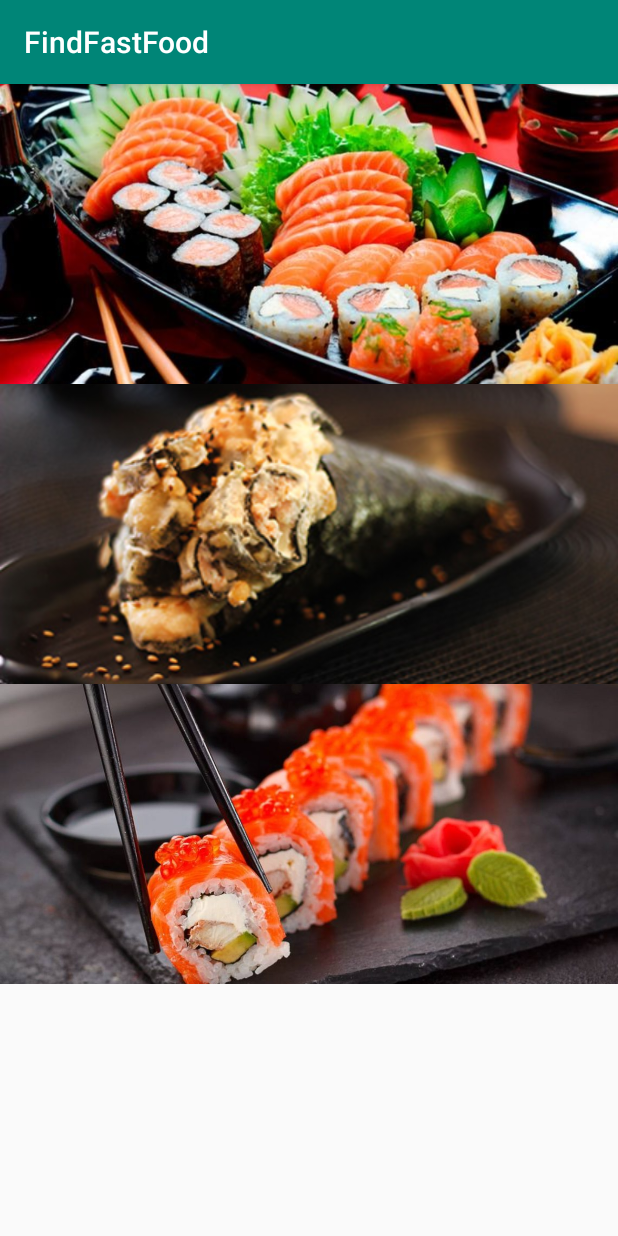
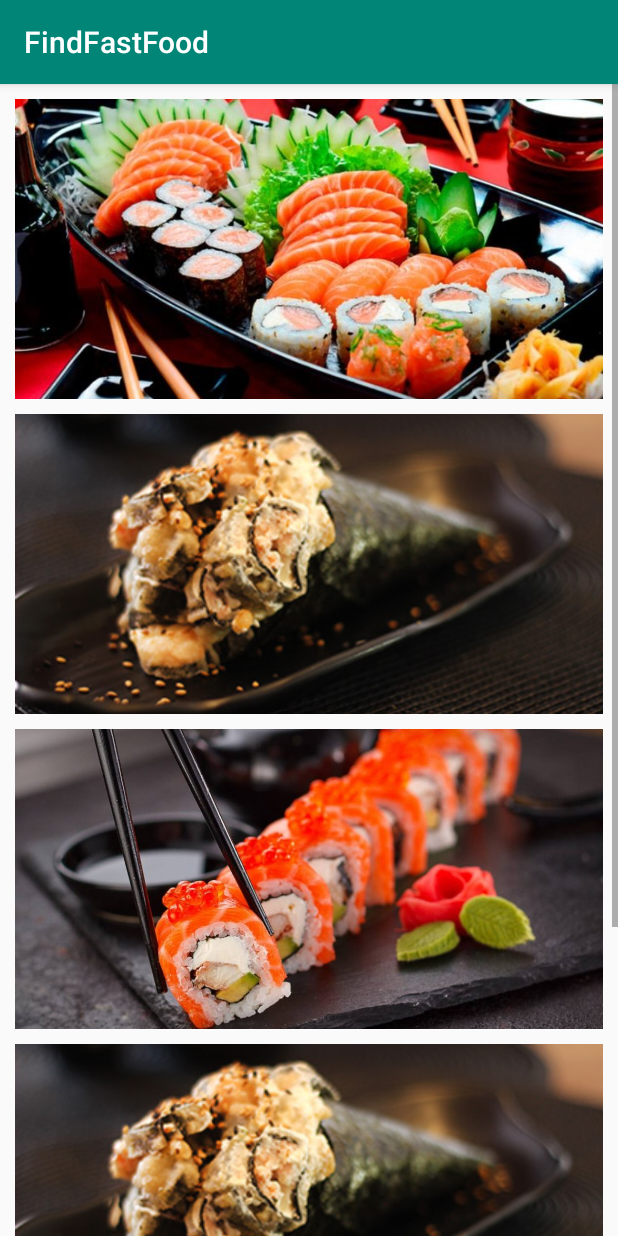
Before and after one commit to ParzivalMarcos/FindFastFoodDefinitivo, an Android app: the Japonesa screen opened directly, with no data from a screen before it, on a phone screen of 412 x 824 dp. Run offline under Robolectric (Android 15) with nearby library versions, the phone set to English and light mode, and no system bars.

Commit message:
Ajuste de layout na pagina .Japonesa

```diff
--- a/app/src/main/res/layout/activity_japonesa.xml
+++ b/app/src/main/res/layout/activity_japonesa.xml
@@ -4,23 +4,60 @@
     android:orientation="vertical"
     android:layout_width="match_parent"
     android:layout_height="match_parent"
-    tools:context=".HomeFragment">
+    tools:context=".Japonesa">
 
+    <ScrollView
+        android:layout_width="match_parent"
+        android:layout_height="match_parent">
+        <LinearLayout
+            android:layout_width="wrap_content"
+            android:layout_height="wrap_content"
+            android:orientation="vertical">
+
+            <ImageView
+                android:layout_width="match_parent"
+                android:layout_height="200dp"
+                android:layout_margin="10dp"
+                android:layout_marginLeft="10dp"
+                android:layout_marginTop="10dp"
+                android:layout_marginEnd="10dp"
+                android:layout_marginRight="10dp"
+                android:scaleType="centerCrop"
+                android:src="@drawable/combinado" />
     <ImageView
         android:scaleType="centerCrop"
         android:layout_width="match_parent"
         android:layout_height="200dp"
-        android:src="@drawable/combinado" />
+        android:layout_marginRight="10dp"
+        android:layout_marginLeft="10dp"
+        android:src="@drawable/temaki"/>
+
+            <ImageView
+                android:layout_width="match_parent"
+                android:layout_height="200dp"
+                android:layout_marginLeft="10dp"
+                android:layout_marginTop="10dp"
+                android:layout_marginRight="10dp"
+                android:scaleType="centerCrop"
+                android:src="@drawable/sushi" />
     <ImageView
         android:scaleType="centerCrop"
         android:layout_width="match_parent"
         android:layout_height="200dp"
-        android:src="@drawable/temaki"
-        />
+        android:layout_marginLeft="10dp"
+        android:layout_marginTop="10dp"
+        android:layout_marginRight="10dp"
+        android:src="@drawable/temaki"/>
     <ImageView
         android:scaleType="centerCrop"
         android:layout_width="match_parent"
         android:layout_height="200dp"
+        android:layout_marginLeft="10dp"
+        android:layout_marginTop="10dp"
+        android:layout_marginRight="10dp"
         android:src="@drawable/sushi" />
 
+        </LinearLayout>
+
+    </ScrollView>
 </LinearLayout>
```
